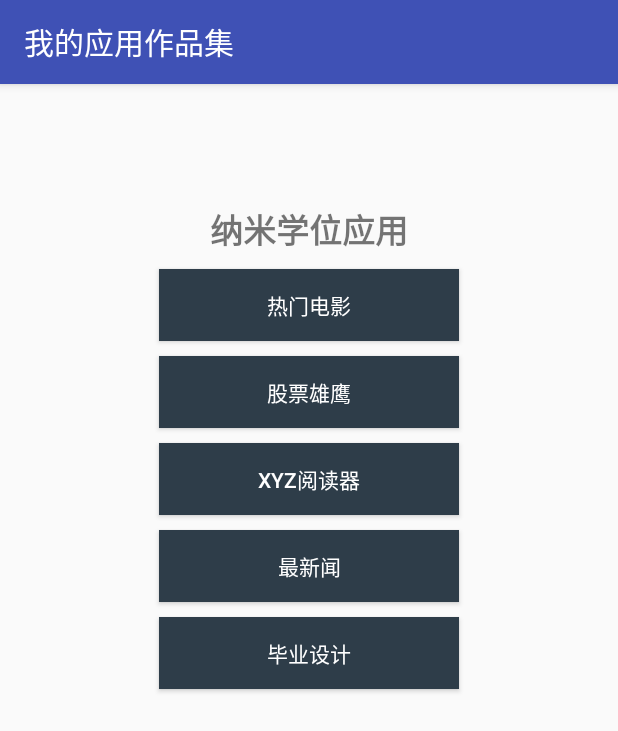
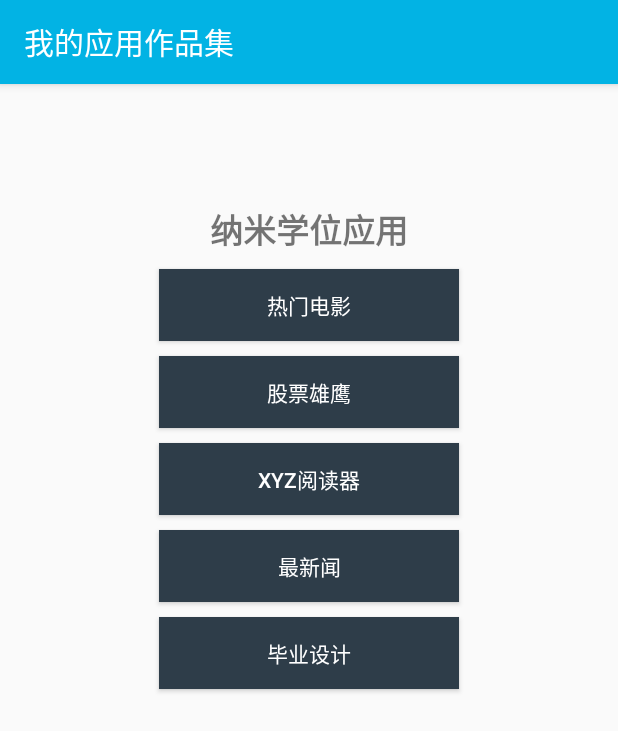
Before and after one commit to AaronChun/ProjectZero, an Android app: the screen it shows after launch (MainActivity), on a phone screen of 412 x 824 dp. Shown: the top 731 px of the screen. Run offline under Robolectric (Android 15) with nearby library versions, the phone set to English and light mode, and no system bars.

Commit message:
修改“我的应用作品集”背景颜色

```diff
--- a/app/src/main/AndroidManifest.xml
+++ b/app/src/main/AndroidManifest.xml
@@ -8,7 +8,8 @@
         android:label="@string/app_label"
         android:roundIcon="@mipmap/ic_launcher_round"
         android:supportsRtl="true"
-        android:theme="@style/AppTheme">
+        android:theme="@style/AppTheme"
+        >
                 <activity android:name=".MainActivity" >
             <intent-filter>
                 <action android:name="android.intent.action.MAIN" />
--- a/app/src/main/res/values/colors.xml
+++ b/app/src/main/res/values/colors.xml
@@ -1,8 +1,9 @@
 <?xml version="1.0" encoding="utf-8"?>
 <resources>
-    <color name="colorPrimary">#3F51B5</color>
+    <color name="colorPrimary">#02B3E4</color>
     <color name="colorPrimaryDark">#303F9F</color>
     <color name="colorAccent">#FF4081</color>
     <color name="btn_bg_color">#2E3D49</color>
+    <color name="bg_color">#02B3E4</color>
     <color name="text_bg_color">#FFFFFFFF</color>
 </resources>
```
